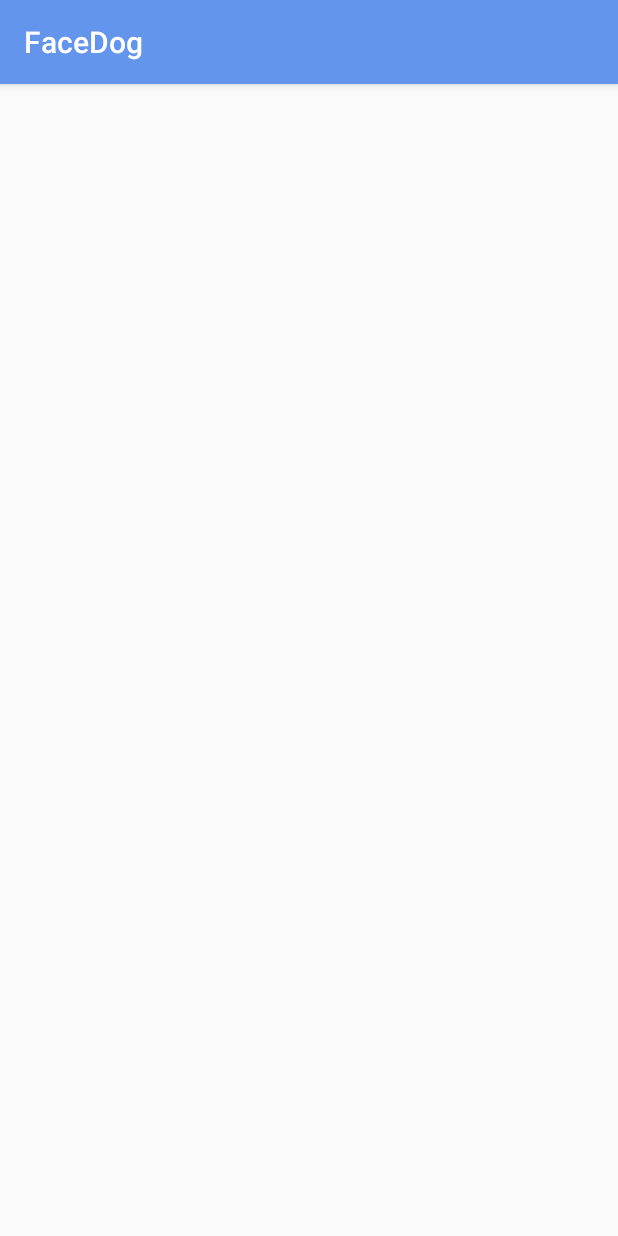
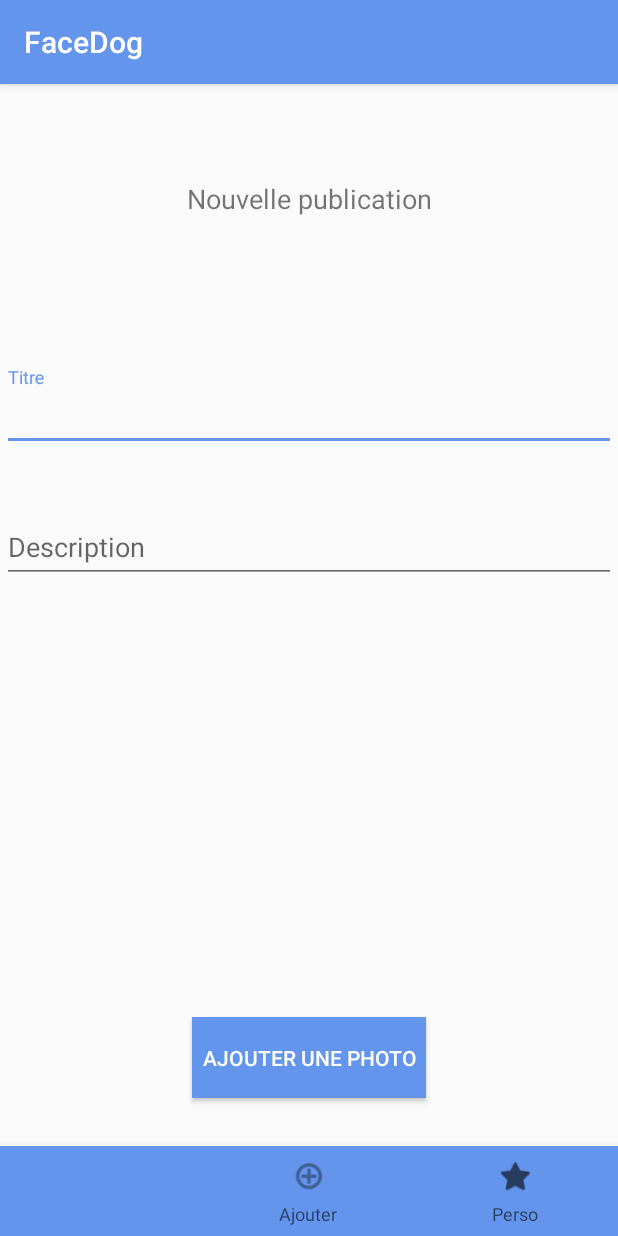
Before and after one commit to AntoineSini/FaceDog, an Android app: the screen it shows after launch once a user with an empty profile is signed in (NewPostActivity), item 2 of the bottom bar chosen, on a phone screen of 412 x 824 dp. Run offline under Robolectric (Android 15) with nearby library versions, the phone set to English and light mode, and no system bars; our stand-ins replace Firebase (no records; nobody signed in at launch, a user with empty details on screens opened directly); 3 statements that could not run were skipped.

Commit message:
NewPost layout

```diff
--- a/app/src/main/java/fr/isen/facedog/GeneralFeedActivity.kt
+++ b/app/src/main/java/fr/isen/facedog/GeneralFeedActivity.kt
@@ -29,11 +29,11 @@ class GeneralFeedActivity : AppCompatActivity() {
         toolbar = supportActionBar!!
         val bottomNavigation: BottomNavigationView = findViewById(R.id.bottom_nav_bar)
 
-        bottomNavigation.setOnNavigationItemSelectedListener(mOnNavigationItemSelectedListener)
+        bottomNavigation.setOnNavigationItemSelectedListener(navigationItemSelectedListener)
 
     }
 
-    private val mOnNavigationItemSelectedListener = BottomNavigationView.OnNavigationItemSelectedListener { item ->
+    private val navigationItemSelectedListener = BottomNavigationView.OnNavigationItemSelectedListener { item ->
         when (item.itemId) {
             R.id.add_item -> {
                 intent= Intent(this, NewPostActivity::class.java)
--- a/app/src/main/java/fr/isen/facedog/NewPostActivity.kt
+++ b/app/src/main/java/fr/isen/facedog/NewPostActivity.kt
@@ -24,8 +24,6 @@ class NewPostActivity : AppCompatActivity() {
     fun addToDatabase(firebaseData: DatabaseReference) {
 
         auth.currentUser?.uid
-
-
         val newPublication = Publication("2", "Test 3", "Antoiiiiiiiiine", auth.currentUser?.uid)
         val key = firebaseData.child("publication").push().key ?: ""
         newPublication.publication_id = key
--- a/app/src/main/res/layout/activity_new_post.xml
+++ b/app/src/main/res/layout/activity_new_post.xml
@@ -6,4 +6,79 @@
     android:layout_height="match_parent"
     tools:context=".NewPostActivity">
 
+    <com.google.android.material.bottomnavigation.BottomNavigationView
+        android:id="@+id/bottom_nav_bar"
+        android:layout_width="0dp"
+        android:layout_height="60dp"
+        android:background="@color/colorPrimary"
+        app:layout_constraintBottom_toBottomOf="parent"
+        app:layout_constraintEnd_toEndOf="parent"
+        app:layout_constraintStart_toStartOf="parent"
+        app:menu="@menu/navigation"/>
+
+    <TextView
+        android:id="@+id/newPostTextView"
+        android:layout_width="wrap_content"
+        android:layout_height="wrap_content"
+        android:layout_marginStart="32dp"
+        android:layout_marginTop="64dp"
+        android:layout_marginEnd="32dp"
+        android:text="@string/newPostTextView"
+        android:textSize="18sp"
+        app:layout_constraintEnd_toEndOf="parent"
+        app:layout_constraintStart_toStartOf="parent"
+        app:layout_constraintTop_toTopOf="parent"
+        tools:text="@string/newPostTextView" />
+
+    <Button
+        android:id="@+id/pictureButton"
+        android:layout_width="156dp"
+        android:layout_height="54dp"
+        android:layout_marginStart="32dp"
+        android:layout_marginEnd="32dp"
+        android:layout_marginBottom="32dp"
+        android:background="@color/colorPrimary"
+        android:text="@string/pictureButton"
+        android:textColor="#FFFFFF"
+        app:layout_constraintBottom_toTopOf="@+id/bottom_nav_bar"
+        app:layout_constraintEnd_toEndOf="parent"
+        app:layout_constraintStart_toStartOf="parent"
+        tools:text="@string/pictureButton" />
+
+    <com.google.android.material.textfield.TextInputLayout
+        android:id="@+id/titleTextInputLayout"
+        android:layout_width="409dp"
+        android:layout_height="wrap_content"
+        android:layout_marginStart="64dp"
+        android:layout_marginTop="100dp"
+        android:layout_marginEnd="64dp"
+        app:layout_constraintEnd_toEndOf="parent"
+        app:layout_constraintStart_toStartOf="parent"
+        app:layout_constraintTop_toBottomOf="@+id/newPostTextView">
+
+        <com.google.android.material.textfield.TextInputEditText
+            android:id="@+id/titleInputLayout"
+            android:layout_width="match_parent"
+            android:layout_height="wrap_content"
+            android:hint="@string/titleInputLayout" />
+    </com.google.android.material.textfield.TextInputLayout>
+
+    <com.google.android.material.textfield.TextInputLayout
+        android:id="@+id/descriptionTextInputLayout"
+        android:layout_width="409dp"
+        android:layout_height="wrap_content"
+        android:layout_marginStart="64dp"
+        android:layout_marginTop="32dp"
+        android:layout_marginEnd="64dp"
+        app:layout_constraintEnd_toEndOf="parent"
+        app:layout_constraintStart_toStartOf="parent"
+        app:layout_constraintTop_toBottomOf="@+id/titleTextInputLayout">
+
+        <com.google.android.material.textfield.TextInputEditText
+            android:id="@+id/descriptionInputLayout"
+            android:layout_width="match_parent"
+            android:layout_height="wrap_content"
+            android:hint="@string/descriptionInputLayout" />
+    </com.google.android.material.textfield.TextInputLayout>
+
 </androidx.constraintlayout.widget.ConstraintLayout>
--- a/app/src/main/res/layout/activity_personal_page.xml
+++ b/app/src/main/res/layout/activity_personal_page.xml
@@ -55,4 +55,14 @@
         app:layout_constraintStart_toEndOf="@+id/textViewUsername"
         app:layout_constraintTop_toTopOf="parent" />
 
+    <com.google.android.material.bottomnavigation.BottomNavigationView
+        android:id="@+id/bottom_nav_bar"
+        android:layout_width="0dp"
+        android:layout_height="60dp"
+        android:background="@color/colorPrimary"
+        app:layout_constraintBottom_toBottomOf="parent"
+        app:layout_constraintEnd_toEndOf="parent"
+        app:layout_constraintStart_toStartOf="parent"
+        app:menu="@menu/navigation"/>
+
 </androidx.constraintlayout.widget.ConstraintLayout>
--- a/app/src/main/res/values/strings.xml
+++ b/app/src/main/res/values/strings.xml
@@ -12,5 +12,9 @@
     <string name="no_account">Pas encore de compte ?</string>
     <string name="clickhere">Cliquez ici !</string>
     <string name="signin">Connexion</string>
+    <string name="newPostTextView">Nouvelle publication</string>
+    <string name="pictureButton">Ajouter une photo</string>
+    <string name="titleInputLayout">Titre</string>
+    <string name="descriptionInputLayout">Description</string>
     <string name="registration_title">Remplissez le formulaire pour vous inscrire</string>
 </resources>
```
